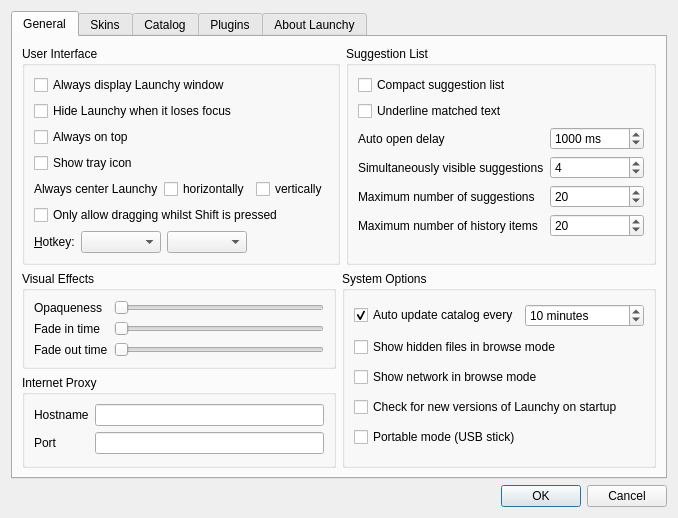
This is src/options.ui in Chronial/launchy as Qt 5 draws it before an edit. The edited form follows.
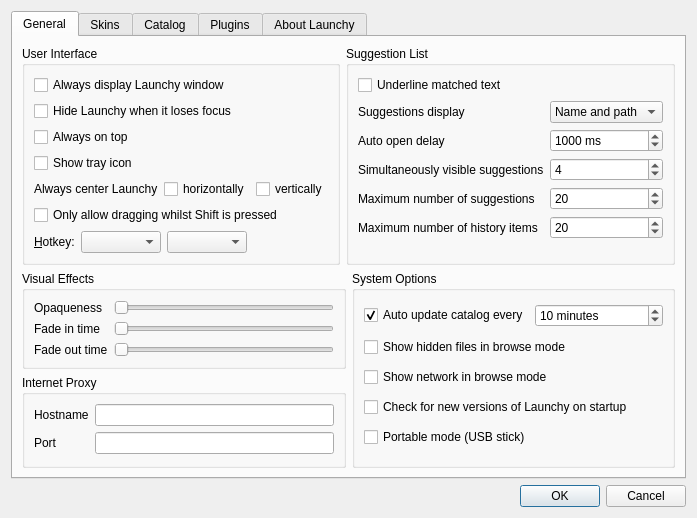
This is the edited form. Icons and pictures are not drawn. Custom widgets are drawn as their Qt base class.

Commit message: More options for condensing the suggestions list

Patch:
```diff
--- a/src/options.ui
+++ b/src/options.ui
@@ -187,13 +187,6 @@
             <set>Qt::AlignLeading|Qt::AlignLeft|Qt::AlignTop</set>
            </property>
            <layout class="QVBoxLayout">
-            <item>
-             <widget class="QCheckBox" name="genCondensed">
-              <property name="text">
-               <string>Compact suggestion list</string>
-              </property>
-             </widget>
-            </item>
             <item>
              <widget class="QCheckBox" name="genDecorateText">
               <property name="text">
@@ -206,7 +199,7 @@
               <property name="fieldGrowthPolicy">
                <enum>QFormLayout::AllNonFixedFieldsGrow</enum>
               </property>
-              <item row="0" column="1">
+              <item row="1" column="1">
                <widget class="QSpinBox" name="genAutoSuggestDelay">
                 <property name="suffix">
                  <string> ms</string>
@@ -222,7 +215,7 @@
                 </property>
                </widget>
               </item>
-              <item row="1" column="1">
+              <item row="2" column="1">
                <widget class="QSpinBox" name="genMaxViewable">
                 <property name="minimum">
                  <number>1</number>
@@ -235,7 +228,7 @@
                 </property>
                </widget>
               </item>
-              <item row="2" column="1">
+              <item row="3" column="1">
                <widget class="QSpinBox" name="genNumResults">
                 <property name="minimum">
                  <number>1</number>
@@ -248,7 +241,7 @@
                 </property>
                </widget>
               </item>
-              <item row="0" column="0">
+              <item row="1" column="0">
                <widget class="QLabel" name="label_11">
                 <property name="sizePolicy">
                  <sizepolicy hsizetype="Preferred" vsizetype="Preferred">
@@ -264,7 +257,7 @@
                 </property>
                </widget>
               </item>
-              <item row="1" column="0">
+              <item row="2" column="0">
                <widget class="QLabel" name="label_9">
                 <property name="text">
                  <string>Simultaneously visible suggestions</string>
@@ -274,7 +267,7 @@
                 </property>
                </widget>
               </item>
-              <item row="2" column="0">
+              <item row="3" column="0">
                <widget class="QLabel" name="label_8">
                 <property name="text">
                  <string>Maximum number of suggestions</string>
@@ -284,7 +277,7 @@
                 </property>
                </widget>
               </item>
-              <item row="3" column="0">
+              <item row="4" column="0">
                <widget class="QLabel" name="label_7">
                 <property name="text">
                  <string>Maximum number of history items</string>
@@ -294,7 +287,7 @@
                 </property>
                </widget>
               </item>
-              <item row="3" column="1">
+              <item row="4" column="1">
                <widget class="QSpinBox" name="genNumHistory">
                 <property name="maximum">
                  <number>999</number>
@@ -304,6 +297,35 @@
                 </property>
                </widget>
               </item>
+              <item row="0" column="1">
+               <widget class="QComboBox" name="genCondensed">
+                <item>
+                 <property name="text">
+                  <string>Name and path</string>
+                 </property>
+                </item>
+                <item>
+                 <property name="text">
+                  <string>Path only</string>
+                 </property>
+                </item>
+                <item>
+                 <property name="text">
+                  <string>Name only</string>
+                 </property>
+                </item>
+               </widget>
+              </item>
+              <item row="0" column="0">
+               <widget class="QLabel" name="label_12">
+                <property name="text">
+                 <string>Suggestions display</string>
+                </property>
+                <property name="buddy">
+                 <cstring>genCondensed</cstring>
+                </property>
+               </widget>
+              </item>
              </layout>
             </item>
             <item>
```
Left out of the diff: 2 changed lines with no effect on the pictures. The commit also changes 3 other files.
